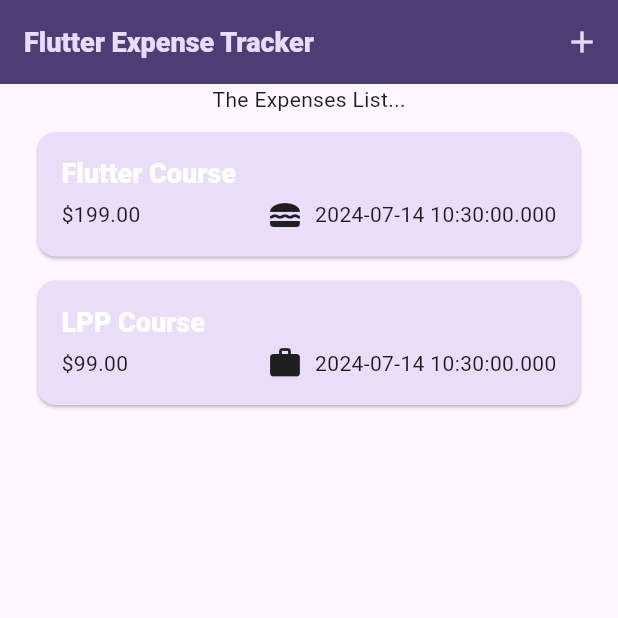
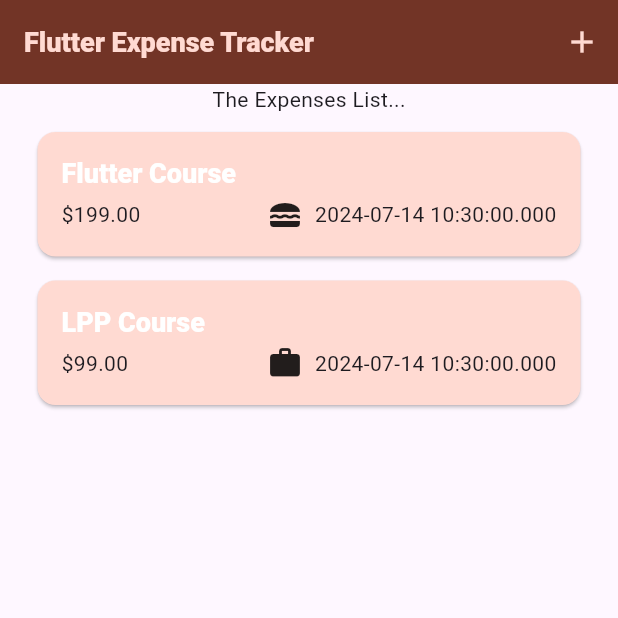
Before and after one commit to Vikas-garg-tiet26/MyExpenseManager, a Flutter app: the screen it shows after launch, on a phone screen of 412 x 824 dp, the top half of it. Run offline on Flutter 3.47's test engine with Material 3 defaults, Android fonts, the light colour scheme and no system bars.

Commit message:
dark mode

```diff
--- a/lib/main.dart
+++ b/lib/main.dart
@@ -2,7 +2,10 @@ import 'package:expense_trcker/models/expenses.dart';
 import 'package:flutter/material.dart';
 
 var kColorScheme =
-    ColorScheme.fromSeed(seedColor: const Color.fromARGB(255, 130, 81, 245));
+    ColorScheme.fromSeed(seedColor: Color.fromRGBO(255, 96, 59, 181));
+
+var kDarkColorScheme =
+    ColorScheme.fromSeed(seedColor: Colors.green, brightness: Brightness.dark);
 void main() {
   runApp(const ExpenseApp());
 }
@@ -14,7 +17,19 @@ class ExpenseApp extends StatelessWidget {
   @override
   Widget build(BuildContext context) {
     return (MaterialApp(
-      theme: ThemeData().copyWith(
+      darkTheme: ThemeData.dark().copyWith(
+        colorScheme: kDarkColorScheme,
+        cardTheme: const CardTheme().copyWith(
+          color: kDarkColorScheme.secondaryContainer,
+          margin: const EdgeInsets.symmetric(horizontal: 25, vertical: 8),
+        ),
+        elevatedButtonTheme: ElevatedButtonThemeData(
+          style: ElevatedButton.styleFrom(
+              backgroundColor: kDarkColorScheme.primaryContainer,
+              foregroundColor: kDarkColorScheme.onPrimaryContainer),
+        ),
+      ),
+      theme: ThemeData.light().copyWith(
         colorScheme: kColorScheme,
         appBarTheme: const AppBarTheme().copyWith(
           backgroundColor: kColorScheme.onPrimaryContainer,
@@ -33,6 +48,7 @@ class ExpenseApp extends StatelessWidget {
             titleLarge:
                 const TextStyle(fontWeight: FontWeight.w900, fontSize: 18)),
       ),
+      themeMode: ThemeMode.system,
       debugShowCheckedModeBanner: false,
       home: const Expenses(),
     ));
```
